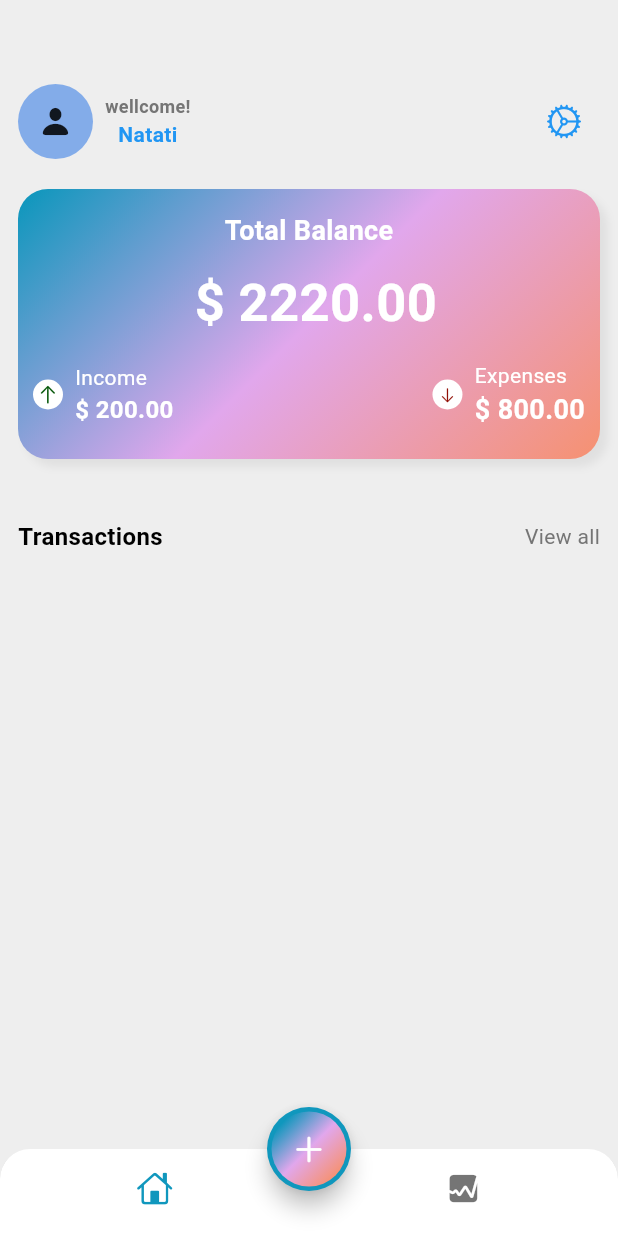
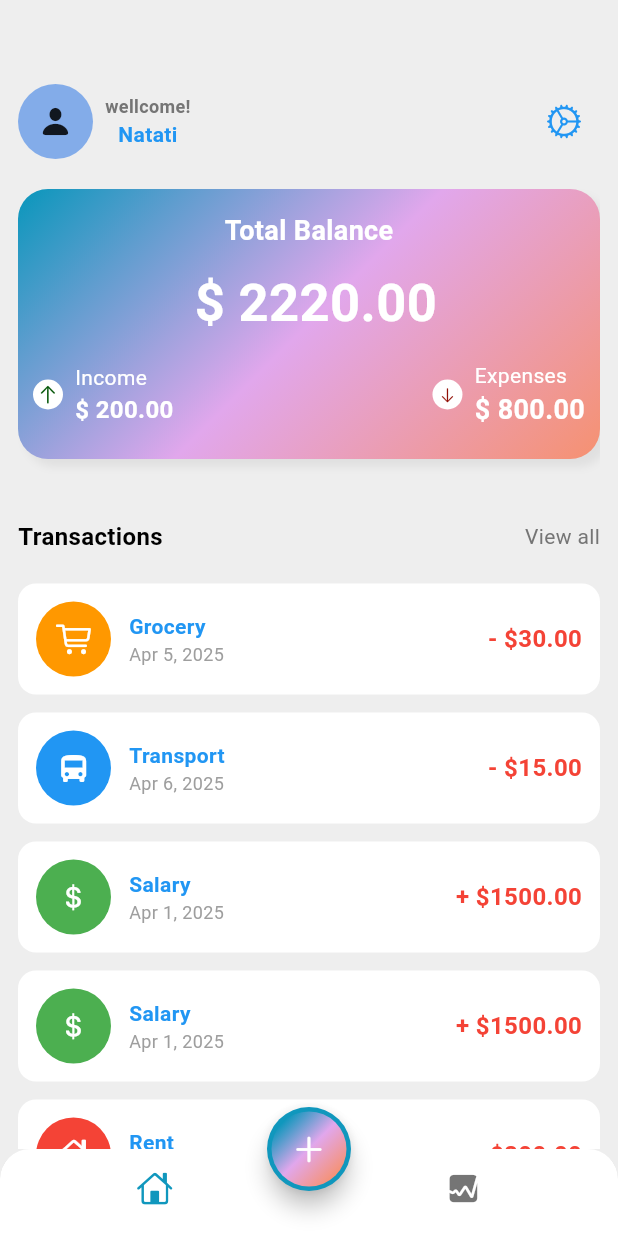
Before and after one commit to Natati-B1/expense_tracker_app1, a Flutter app: the screen it shows after launch, on a phone screen of 412 x 824 dp. Run offline on Flutter 3.47's test engine with Material 3 defaults, Android fonts, the phone set to English and light mode, and no system bars.

Commit message:
Added new design and features to main_screen

```diff
--- a/lib/data/data.dart
+++ b/lib/data/data.dart
@@ -2,48 +2,6 @@ import 'package:flutter/cupertino.dart';
 import 'package:flutter/material.dart';
 
 List<Map<String, dynamic>> transactionData = const [
-  {
-    "name": "Food",
-    "date": "Apr 7, 2025",
-    "amount": "- \$45.00",
-    "icon": CupertinoIcons.bolt,
-    "color": Color.fromARGB(166, 244, 163, 97),
-  },
-  {
-    "name": "Transport",
-    "date": "Apr 7, 2025",
-    "amount": "- \$15.00",
-    "icon": CupertinoIcons.car,
-    "color": Color.fromARGB(166, 244, 163, 97),
-  },
-  {
-    "name": "Food",
-    "date": "Apr 7, 2025",
-    "amount": "- \$45.00",
-    "icon": CupertinoIcons.bolt,
-    "color": Color.fromARGB(166, 244, 163, 97),
-  },
-  {
-    "name": "Transport",
-    "date": "Apr 7, 2025",
-    "amount": "- \$15.00",
-    "icon": CupertinoIcons.car,
-    "color": Color.fromARGB(166, 244, 163, 97),
-  },
-  {
-    "name": "Food",
-    "date": "Apr 7, 2025",
-    "amount": "- \$45.00",
-    "icon": CupertinoIcons.bolt,
-    "color": Color.fromARGB(166, 244, 163, 97),
-  },
-  {
-    "name": "Transport",
-    "date": "Apr 7, 2025",
-    "amount": "- \$15.00",
-    "icon": CupertinoIcons.car,
-    "color": Color.fromARGB(166, 244, 163, 97),
-  },
   {
     'name': 'Grocery',
     'date': 'Apr 5, 2025',
@@ -57,6 +15,13 @@ List<Map<String, dynamic>> transactionData = const [
     'amount': '- \$15.00',
     'icon': CupertinoIcons.bus,
     'color': Colors.blue,
+  },
+  {
+    'name': 'Salary',
+    'date': 'Apr 1, 2025',
+    'amount': '+ \$1500.00',
+    'icon': CupertinoIcons.money_dollar,
+    'color': Colors.green,
   },
   {
     'name': 'Salary',
--- a/lib/screens/home/views/main_screen.dart
+++ b/lib/screens/home/views/main_screen.dart
@@ -2,10 +2,61 @@ import 'dart:math';
 
 import 'package:flutter/cupertino.dart';
 import 'package:flutter/material.dart';
-import '../data/data.dart';
 
 class MainScreen extends StatelessWidget {
   const MainScreen({super.key});
+
+  final List<Map<String, dynamic>> transactionData = const [
+    {
+      'name': 'Grocery',
+      'date': 'Apr 5, 2025',
+      'amount': '- \$30.00',
+      'icon': CupertinoIcons.cart,
+      'color': Colors.orange,
+    },
+    {
+      'name': 'Transport',
+      'date': 'Apr 6, 2025',
+      'amount': '- \$15.00',
+      'icon': CupertinoIcons.bus,
+      'color': Colors.blue,
+    },
+    {
+      'name': 'Salary',
+      'date': 'Apr 1, 2025',
+      'amount': '+ \$1500.00',
+      'icon': CupertinoIcons.money_dollar,
+      'color': Colors.green,
+    },
+    {
+      'name': 'Salary',
+      'date': 'Apr 1, 2025',
+      'amount': '+ \$1500.00',
+      'icon': CupertinoIcons.money_dollar,
+      'color': Colors.green,
+    },
+    {
+      'name': 'Rent',
+      'date': 'Apr 2, 2025',
+      'amount': '- \$800.00',
+      'icon': CupertinoIcons.home,
+      'color': Colors.red,
+    },
+    {
+      'name': 'Utilities',
+      'date': 'Apr 3, 2025',
+      'amount': '- \$100.00',
+      'icon': CupertinoIcons.lightbulb,
+      'color': Colors.yellow,
+    },
+    {
+      'name': 'Entertainment',
+      'date': 'Apr 4, 2025',
+      'amount': '- \$50.00',
+      'icon': CupertinoIcons.tv,
+      'color': Colors.purple,
+    },
+  ];
 
   @override
   Widget build(BuildContext context) {
```
Also changed, not shown: 1 other file.
